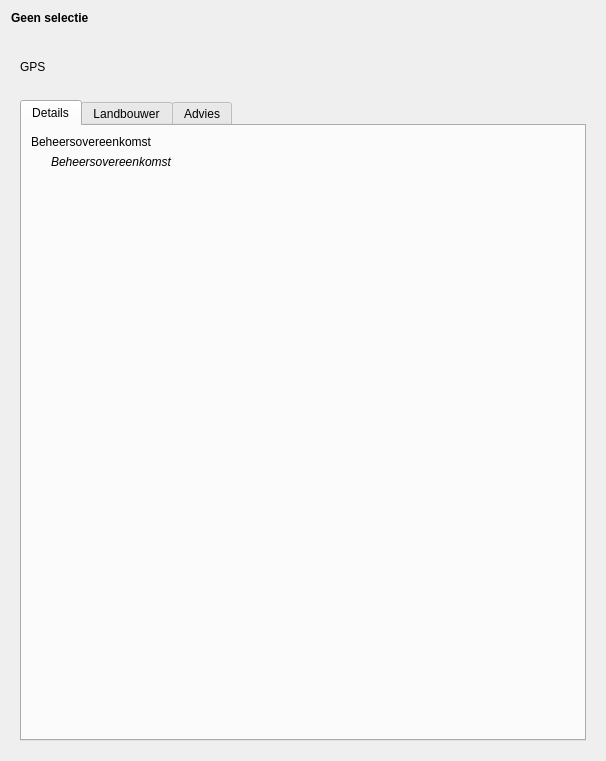
Old version of the form ui_parcelinfowidget.ui in the repository DOV-Vlaanderen/erosiebezwaren.
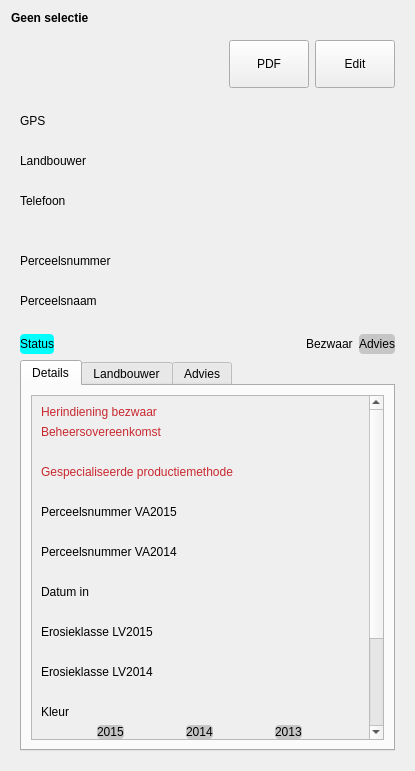
New version of the form. The open tabs and pages were chosen to show the change. Custom widgets are drawn as their Qt base class.

```diff
--- a/ui_parcelinfowidget.ui
+++ b/ui_parcelinfowidget.ui
@@ -6,8 +6,8 @@
    <rect>
     <x>0</x>
     <y>0</y>
-    <width>606</width>
-    <height>761</height>
+    <width>415</width>
+    <height>771</height>
    </rect>
   </property>
   <property name="windowTitle">
@@ -30,6 +30,61 @@
    <item>
     <widget class="QWidget" name="infoWidget" native="true">
      <layout class="QVBoxLayout" name="verticalLayout">
+      <item>
+       <layout class="QHBoxLayout" name="horizontalLayout_3">
+        <item>
+         <spacer name="horizontalSpacer_2">
+          <property name="orientation">
+           <enum>Qt::Horizontal</enum>
+          </property>
+          <property name="sizeHint" stdset="0">
+           <size>
+            <width>40</width>
+            <height>20</height>
+           </size>
+          </property>
+         </spacer>
+        </item>
+        <item>
+         <widget class="EnabledBooleanButton" name="vwBtn_pdf">
+          <property name="sizePolicy">
+           <sizepolicy hsizetype="Fixed" vsizetype="Fixed">
+            <horstretch>0</horstretch>
+            <verstretch>0</verstretch>
+           </sizepolicy>
+          </property>
+          <property name="minimumSize">
+           <size>
+            <width>48</width>
+            <height>48</height>
+           </size>
+          </property>
+          <property name="text">
+           <string>PDF</string>
+          </property>
+         </widget>
+        </item>
+        <item>
+         <widget class="QPushButton" name="btn_edit">
+          <property name="sizePolicy">
+           <sizepolicy hsizetype="Fixed" vsizetype="Fixed">
+            <horstretch>0</horstretch>
+            <verstretch>0</verstretch>
+           </sizepolicy>
+          </property>
+          <property name="minimumSize">
+           <size>
+            <width>48</width>
+            <height>48</height>
+           </size>
+          </property>
+          <property name="text">
+           <string>Edit</string>
+          </property>
+         </widget>
+        </item>
+       </layout>
+      </item>
       <item>
        <widget class="QLabel" name="vw_obj_id">
         <property name="styleSheet">
@@ -69,7 +124,186 @@
        </widget>
       </item>
       <item>
-       <widget class="QTabWidget" name="tabWidget">
+       <widget class="QLabel" name="lb_landbouwer">
+        <property name="text">
+         <string>Landbouwer</string>
+        </property>
+       </widget>
+      </item>
+      <item>
+       <widget class="QLabel" name="vw_naam">
+        <property name="styleSheet">
+         <string notr="true">* { font-style: italic; }</string>
+        </property>
+        <property name="text">
+         <string/>
+        </property>
+        <property name="wordWrap">
+         <bool>true</bool>
+        </property>
+        <property name="indent">
+         <number>20</number>
+        </property>
+       </widget>
+      </item>
+      <item>
+       <widget class="QLabel" name="lb_telefoon">
+        <property name="text">
+         <string>Telefoon</string>
+        </property>
+       </widget>
+      </item>
+      <item>
+       <widget class="AutohideValueLabel" name="vw_gsm">
+        <property name="styleSheet">
+         <string notr="true">* { font-style: italic; }</string>
+        </property>
+        <property name="text">
+         <string/>
+        </property>
+        <property name="indent">
+         <number>20</number>
+        </property>
+       </widget>
+      </item>
+      <item>
+       <widget class="AutohideValueLabel" name="vw_telefoon">
+        <property name="styleSheet">
+         <string notr="true">* { font-style: italic; }</string>
+        </property>
+        <property name="text">
+         <string/>
+        </property>
+        <property name="indent">
+         <number>20</number>
+        </property>
+       </widget>
+      </item>
+      <item>
+       <widget class="QLabel" name="lb_perceelsnummer">
+        <property name="text">
+         <string>Perceelsnummer</string>
+        </property>
+       </widget>
+      </item>
+      <item>
+       <widget class="QLabel" name="vw_perceelsnr_va_2015">
+        <property name="styleSheet">
+         <string notr="true">* { font-style: italic; }</string>
+        </property>
+        <property name="text">
+         <string/>
+        </property>
+        <property name="indent">
+         <number>20</number>
+        </property>
+       </widget>
+      </item>
+      <item>
+       <widget class="QLabel" name="lb_perceelsnaam">
+        <property name="text">
+         <string>Perceelsnaam</string>
+        </property>
+       </widget>
+      </item>
+      <item>
+       <widget class="AutohideValueLabel" name="vw_perceelsnaam">
+        <property name="styleSheet">
+         <string notr="true">* { font-style: italic; }</string>
+        </property>
+        <property name="text">
+         <string/>
+        </property>
+        <property name="wordWrap">
+         <bool>true</bool>
+        </property>
+        <property name="indent">
+         <number>20</number>
+        </property>
+        <property name="buddy">
+         <cstring>lb_perceelsnaam</cstring>
+        </property>
+       </widget>
+      </item>
+      <item>
+       <layout class="QHBoxLayout" name="horizontalLayout">
+        <property name="spacing">
+         <number>6</number>
+        </property>
+        <property name="sizeConstraint">
+         <enum>QLayout::SetDefaultConstraint</enum>
+        </property>
+        <item>
+         <widget class="DefaultColorValueLabel" name="vw_advies_behandeld">
+          <property name="sizePolicy">
+           <sizepolicy hsizetype="Maximum" vsizetype="Preferred">
+            <horstretch>0</horstretch>
+            <verstretch>0</verstretch>
+           </sizepolicy>
+          </property>
+          <property name="styleSheet">
+           <string notr="true">* { background-color: cyan; border-radius: 4px;}</string>
+          </property>
+          <property name="text">
+           <string>Status</string>
+          </property>
+          <property name="margin">
+           <number>4</number>
+          </property>
+         </widget>
+        </item>
+        <item>
+         <spacer name="horizontalSpacer">
+          <property name="orientation">
+           <enum>Qt::Horizontal</enum>
+          </property>
+          <property name="sizeHint" stdset="0">
+           <size>
+            <width>40</width>
+            <height>20</height>
+           </size>
+          </property>
+         </spacer>
+        </item>
+        <item>
+         <widget class="QLabel" name="lbv_bezwaar">
+          <property name="sizePolicy">
+           <sizepolicy hsizetype="Maximum" vsizetype="Preferred">
+            <horstretch>0</horstretch>
+            <verstretch>0</verstretch>
+           </sizepolicy>
+          </property>
+          <property name="text">
+           <string>Bezwaar</string>
+          </property>
+          <property name="margin">
+           <number>4</number>
+          </property>
+         </widget>
+        </item>
+        <item>
+         <widget class="SensitivityColorLabel" name="vw_advies_nieuwe_kleur">
+          <property name="sizePolicy">
+           <sizepolicy hsizetype="Maximum" vsizetype="Preferred">
+            <horstretch>0</horstretch>
+            <verstretch>0</verstretch>
+           </sizepolicy>
+          </property>
+          <property name="styleSheet">
+           <string notr="true">* { background-color: #C6C6C6; color: black; border-radius: 4px;}</string>
+          </property>
+          <property name="text">
+           <string>Advies</string>
+          </property>
+          <property name="margin">
+           <number>4</number>
+          </property>
+         </widget>
+        </item>
+       </layout>
+      </item>
+      <item>
+       <widget class="QTabWidget" name="lb_observaties_bewerkingserosie">
         <property name="tabPosition">
          <enum>QTabWidget::North</enum>
         </property>
@@ -85,44 +319,342 @@
          </attribute>
          <layout class="QVBoxLayout" name="verticalLayout_3">
           <item>
-           <widget class="QLabel" name="lb_beheersovereenkomst">
-            <property name="text">
-             <string>Beheersovereenkomst</string>
+           <widget class="QScrollArea" name="scrollArea_3">
+            <property name="widgetResizable">
+             <bool>true</bool>
             </property>
-            <property name="indent">
-             <number>0</number>
-            </property>
+            <widget class="QWidget" name="scrollAreaWidgetContents_3">
+             <property name="geometry">
+              <rect>
+               <x>0</x>
+               <y>0</y>
+               <width>342</width>
+               <height>649</height>
+              </rect>
+             </property>
+             <layout class="QVBoxLayout" name="verticalLayout_8">
+              <item>
+               <widget class="VisibilityBooleanLabel" name="vw_bezwaarsch">
+                <property name="styleSheet">
+                 <string notr="true">* { color: #C8282F; }</string>
+                </property>
+                <property name="text">
+                 <string>Herindiening bezwaar</string>
+                </property>
+               </widget>
+              </item>
+              <item>
+               <widget class="QLabel" name="lb_beheersovereenkomst">
+                <property name="styleSheet">
+                 <string notr="true">* { color: #C8282F; }</string>
+                </property>
+                <property name="text">
+                 <string>Beheersovereenkomst</string>
+                </property>
+                <property name="indent">
+                 <number>0</number>
+                </property>
+               </widget>
+              </item>
+              <item>
+               <widget class="AutohideValueLabel" name="vw_bo">
+                <property name="styleSheet">
+                 <string notr="true">* { font-style: italic; color: #C8282F; }</string>
+                </property>
+                <property name="text">
+                 <string/>
+                </property>
+                <property name="wordWrap">
+                 <bool>true</bool>
+                </property>
+                <property name="indent">
+                 <number>20</number>
+                </property>
+                <property name="buddy">
+                 <cstring>lb_beheersovereenkomst</cstring>
+                </property>
+               </widget>
+              </item>
+              <item>
+               <widget class="QLabel" name="lb_gespec_pm">
+                <property name="styleSheet">
+                 <string notr="true">* { color: #C8282F; }</string>
+                </property>
+                <property name="text">
+                 <string>Gespecialiseerde productiemethode</string>
+                </property>
+               </widget>
+              </item>
+              <item>
+               <widget class="QLabel" name="vw_gespec_pm">
+                <property name="styleSheet">
+                 <string notr="true">* { color: #C8282F; font-style: italic; }</string>
+                </property>
+                <property name="text">
+                 <string/>
+                </property>
+                <property name="wordWrap">
+                 <bool>true</bool>
+                </property>
+                <property name="indent">
+                 <number>20</number>
+                </property>
+                <property name="buddy">
+                 <cstring>lb_gespec_pm</cstring>
+                </property>
+               </widget>
+              </item>
+              <item>
+               <widget class="QLabel" name="lb_perceelsnr_2015">
+                <property name="text">
+                 <string>Perceelsnummer VA2015</string>
+                </property>
+               </widget>
+              </item>
+              <item>
+               <widget class="QLabel" name="vw2_perceelsnr_va_2015">
+                <property name="styleSheet">
+                 <string notr="true">* { font-style: italic; }</string>
+                </property>
+                <property name="text">
+                 <string/>
+                </property>
+                <property name="indent">
+                 <number>20</number>
+                </property>
+               </widget>
+              </item>
+              <item>
+               <widget class="QLabel" name="lb_perceelsnr_2014">
+                <property name="text">
+                 <string>Perceelsnummer VA2014</string>
+                </property>
+               </widget>
+              </item>
+              <item>
+               <widget class="QLabel" name="lbv_perceelsnr_2014">
+                <property name="styleSheet">
+                 <string notr="true">* { font-style: italic; }</string>
+                </property>
+                <property name="text">
+                 <string/>
+                </property>
+                <property name="indent">
+                 <number>20</number>
+                </property>
+               </widget>
+              </item>
+              <item>
+               <widget class="QLabel" name="label_4">
+                <property name="text">
+                 <string>Datum in</string>
+                </property>
+               </widget>
+              </item>
+              <item>
+               <widget class="QLabel" name="vw_datum_bezwaar">
+                <property name="styleSheet">
+                 <string notr="true">* { font-style: italic; }</string>
+                </property>
+                <property name="text">
+                 <string/>
+                </property>
+                <property name="indent">
+                 <number>20</number>
+                </property>
+               </widget>
+              </item>
+              <item>
+               <widget class="QLabel" name="lb_erosieklasse_lv_2015">
+                <property name="text">
+                 <string>Erosieklasse LV2015</string>
+                </property>
+               </widget>
+              </item>
+              <item>
+               <widget class="QLabel" name="vw_erosieklasse_lv_2015">
+                <property name="styleSheet">
+                 <string notr="true">* { font-style: italic; }</string>
+                </property>
+                <property name="text">
+                 <string/>
+                </property>
+                <property name="wordWrap">
+                 <bool>true</bool>
+                </property>
+                <property name="indent">
+                 <number>20</number>
+                </property>
+               </widget>
+              </item>
+              <item>
+               <widget class="QLabel" name="lb_erosieklasse_lv_2014">
+                <property name="text">
+                 <string>Erosieklasse LV2014</string>
+                </property>
+               </widget>
+              </item>
+              <item>
+               <widget class="QLabel" name="vw_erosieklasse_lv_2014">
+                <property name="styleSheet">
+                 <string notr="true">* { font-style: italic; }</string>
+                </property>
+                <property name="text">
+                 <string/>
+                </property>
+                <property name="wordWrap">
+                 <bool>true</bool>
+                </property>
+                <property name="indent">
+                 <number>20</number>
+                </property>
+               </widget>
+              </item>
+              <item>
+               <widget class="QLabel" name="lb_kleur">
+                <property name="text">
+                 <string>Kleur</string>
+                </property>
+               </widget>
+              </item>
+              <item>
+               <layout class="QHBoxLayout" name="horizontalLayout_2">
+                <item>
+                 <widget class="SensitivityColorLabel" name="vw_kleur_2015">
+                  <property name="sizePolicy">
+                   <sizepolicy hsizetype="Maximum" vsizetype="Preferred">
+                    <horstretch>0</horstretch>
+                    <verstretch>0</verstretch>
+                   </sizepolicy>
+                  </property>
+                  <property name="styleSheet">
+                   <string notr="true">* { background-color: #C6C6C6; color: black; border-radius: 4px;}</string>
+                  </property>
+                  <property name="text">
+                   <string>2015</string>
+                  </property>
+                  <property name="margin">
+                   <number>4</number>
+                  </property>
+                 </widget>
+                </item>
+                <item>
+                 <widget class="SensitivityColorLabel" name="vw_kleur_2014">
+                  <property name="sizePolicy">
+                   <sizepolicy hsizetype="Maximum" vsizetype="Preferred">
+                    <horstretch>0</horstretch>
+                    <verstretch>0</verstretch>
+                   </sizepolicy>
+                  </property>
+                  <property name="styleSheet">
+                   <string notr="true">* { background-color: #C6C6C6; color: black; border-radius: 4px;}</string>
+                  </property>
+                  <property name="text">
+                   <string>2014</string>
+                  </property>
+                  <property name="margin">
+                   <number>4</number>
+                  </property>
+                 </widget>
+                </item>
+                <item>
+                 <widget class="SensitivityColorLabel" name="vw_kleur_2013">
+                  <property name="sizePolicy">
+                   <sizepolicy hsizetype="Maximum" vsizetype="Preferred">
+                    <horstretch>0</horstretch>
+                    <verstretch>0</verstretch>
+                   </sizepolicy>
+                  </property>
+                  <property name="styleSheet">
+                   <string notr="true">* { background-color: #C6C6C6; color: black; border-radius: 4px;}</string>
+                  </property>
+                  <property name="text">
+                   <string>2013</string>
+                  </property>
+                  <property name="margin">
+                   <number>4</number>
+                  </property>
+                 </widget>
+                </item>
+               </layout>
+              </item>
+              <item>
+               <widget class="QLabel" name="lb_watererosie_30_2015">
+                <property name="text">
+                 <string>Waterosie 30</string>
+                </property>
+               </widget>
+              </item>
+              <item>
+               <widget class="QLabel" name="vw_watererosie_30_2015">
+                <property name="styleSheet">
+                 <string notr="true">* { font-style: italic;}</string>
+                </property>
+                <property name="text">
+                 <string/>
+                </property>
+                <property name="indent">
+                 <number>20</number>
+                </property>
+               </widget>
+              </item>
+              <item>
+               <widget class="QLabel" name="lb_bewerkingserosie_2015">
+                <property name="text">
+                 <string>Bewerkingserosie</string>
+                </property>
+               </widget>
+              </item>
+              <item>
+               <widget class="QLabel" name="vw_bewerkingserosie_2015">
+                <property name="styleSheet">
+                 <string notr="true">* { font-style: italic;}</string>
+                </property>
+                <property name="text">
+                 <string/>
+                </property>
+                <property name="indent">
+                 <number>20</number>
+                </property>
+               </widget>
+              </item>
+              <item>
+               <widget class="QLabel" name="lb_totale_erosie_2015">
+                <property name="text">
+                 <string>Totale erosie</string>
+                </property>
+               </widget>
+              </item>
+              <item>
+               <widget class="QLabel" name="vw_totale_erosie_2015">
+                <property name="styleSheet">
+                 <string notr="true">* { font-style: italic;}</string>
+                </property>
+                <property name="text">
+                 <string/>
+                </property>
+                <property name="indent">
+                 <number>20</number>
+                </property>
+               </widget>
+              </item>
+              <item>
+               <spacer name="verticalSpacer">
+                <property name="orientation">
+                 <enum>Qt::Vertical</enum>
+                </property>
+                <property name="sizeHint" stdset="0">
+                 <size>
+                  <width>20</width>
+                  <height>0</height>
+                 </size>
+                </property>
+               </spacer>
+              </item>
+             </layout>
+            </widget>
            </widget>
           </item>
-          <item>
-           <widget class="AutohideValueLabel" name="vw_bo">
-            <property name="styleSheet">
-             <string notr="true">* { font-style: italic; }</string>
-            </property>
-            <property name="text">
-             <string>Beheersovereenkomst</string>
-            </property>
-            <property name="indent">
-             <number>20</number>
-            </property>
-            <property name="buddy">
-             <cstring>lb_beheersovereenkomst</cstring>
-            </property>
-           </widget>
-          </item>
-          <item>
-           <spacer name="verticalSpacer">
-            <property name="orientation">
-             <enum>Qt::Vertical</enum>
-            </property>
-            <property name="sizeHint" stdset="0">
-             <size>
-              <width>20</width>
-              <height>40</height>
-             </size>
-            </property>
-           </spacer>
-          </item>
          </layout>
         </widget>
         <widget class="QWidget" name="tab_2">
@@ -148,6 +680,26 @@
    <extends>QLabel</extends>
    <header>widgets/valuelabel.h</header>
   </customwidget>
+  <customwidget>
+   <class>VisibilityBooleanLabel</class>
+   <extends>QLabel</extends>
+   <header>widgets/valuelabel.h</header>
+  </customwidget>
+  <customwidget>
+   <class>SensitivityColorLabel</class>
+   <extends>QLabel</extends>
+   <header>widgets/valuelabel.h</header>
+  </customwidget>
+  <customwidget>
+   <class>DefaultColorValueLabel</class>
+   <extends>QLabel</extends>
+   <header>widgets/valuelabel.h</header>
+  </customwidget>
+  <customwidget>
+   <class>EnabledBooleanButton</class>
+   <extends>QPushButton</extends>
+   <header>widgets/valuelabel.h</header>
+  </customwidget>
  </customwidgets>
  <resources>
   <include location="resources.qrc"/>
```
Left out of the diff: 473 changed lines with no effect on the pictures.
